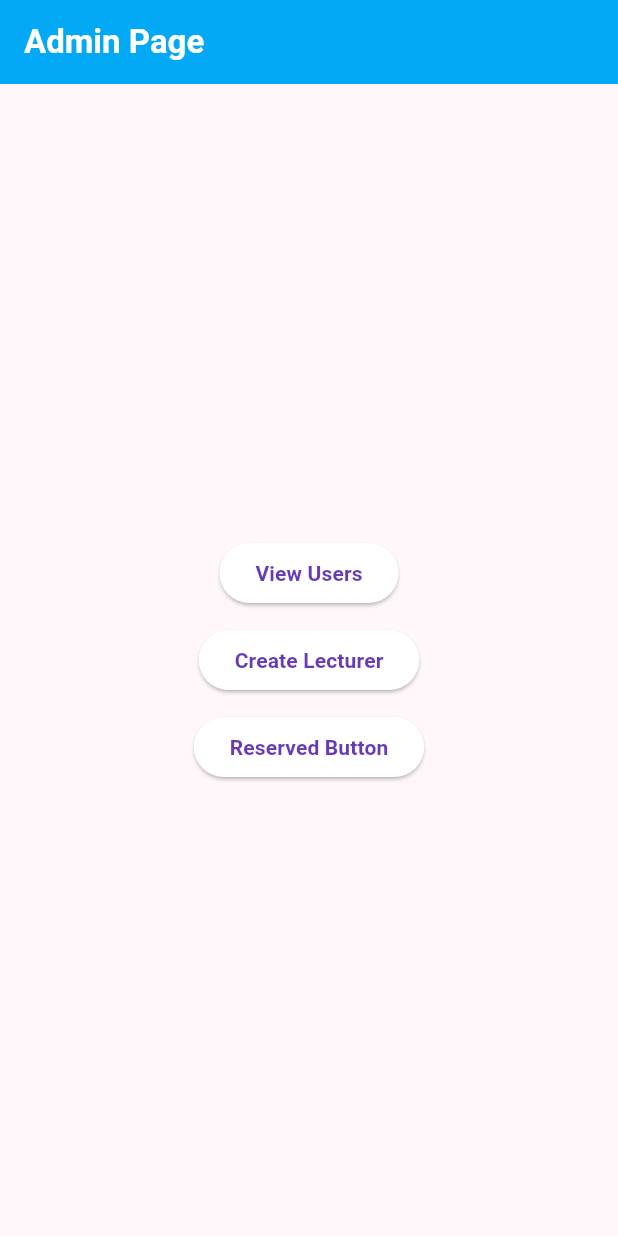
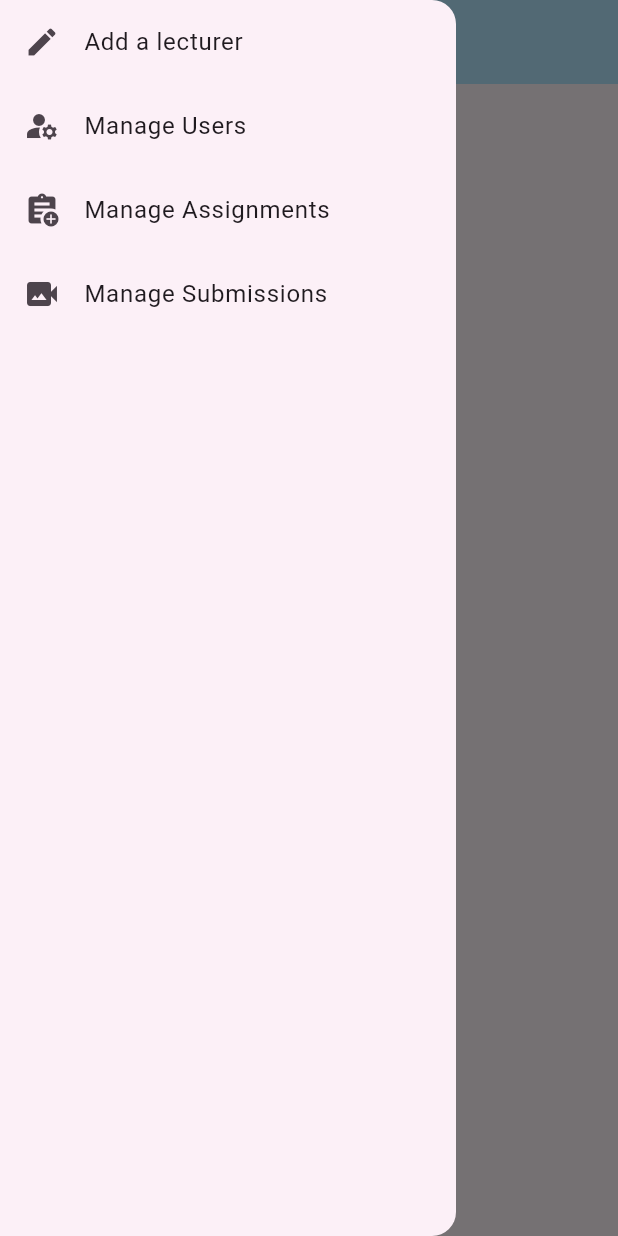
Before and after one commit to Code-Crusaders-NWU/HumanMovementSciences-NWU, a Flutter app: the AdminPage screen opened directly, with the side drawer open (before the commit the screen has no drawer), on a phone screen of 412 x 824 dp. Run offline on Flutter 3.47's test engine with Material 3 defaults, Android fonts, the phone set to English and light mode, and no system bars; our stand-ins replace file_picker, flutter_secure_storage, google_nav_bar, jwt_decoder; accounts and stored records are empty.

Commit message:
Admin Page Navbar

```diff
--- /dev/null
+++ b/front_end/hms_frontend/lib/components/navbar.dart
@@ -0,0 +1,50 @@
+import 'package:flutter/foundation.dart';
+import 'package:flutter/material.dart';
+import 'package:hms_frontend/pages/admins/users.dart';
+import 'package:hms_frontend/pages/lecturers/createLecturersPage.dart';
+import 'package:hms_frontend/pages/lecturers/lecturrersAssignPage.dart';
+import 'package:hms_frontend/pages/submissions.dart';
+
+class Navbar extends StatelessWidget {
+  const Navbar({super.key});
+
+  @override
+  Widget build(BuildContext context) {
+    return Drawer(
+      child: ListView(
+        children: [
+          ListTile(
+            leading: const Icon(Icons.create),
+            title: const Text('Add a lecturer'),
+            onTap: (){
+              Navigator.push(context, MaterialPageRoute(builder: (context) => const CreateLecturersPage()));
+            },
+          ),
+          ListTile(
+            leading: const Icon(Icons.manage_accounts),
+            title: const Text('Manage Users'),
+            onTap: (){
+              Navigator.push(context, MaterialPageRoute(builder: (context) => const UsersPage()));
+            },
+          ),
+           ListTile(
+            leading: const Icon(Icons.assignment_add),
+            title: const Text('Manage Assignments'),
+            onTap: (){
+              Navigator.push(context, MaterialPageRoute(builder: (context) => const AssignmentsPage()));
+            },
+          ),
+          ListTile(
+            leading: const Icon(Icons.video_camera_back),
+            title: const Text('Manage Submissions'),
+            onTap: (){
+              Navigator.push(context, MaterialPageRoute(builder: (context) => const SubmissionsPage()));
+            },
+          ),
+
+
+        ],
+      ),
+    );
+  }
+}
--- a/front_end/hms_frontend/lib/pages/admins/admin.dart
+++ b/front_end/hms_frontend/lib/pages/admins/admin.dart
@@ -2,6 +2,7 @@ import 'package:flutter/material.dart';
 import 'package:hms_frontend/components/myButton.dart';
 import 'package:hms_frontend/components/textBox.dart';
 import 'package:hms_frontend/pages/lecturers/createLecturersPage.dart';
+import 'package:hms_frontend/components/navbar.dart';
 
 class AdminPage extends StatefulWidget {
   const AdminPage({super.key});
@@ -11,9 +12,11 @@ class AdminPage extends StatefulWidget {
 }
 
 class _AdminPageState extends State<AdminPage> {
+
   @override
   Widget build(BuildContext context) {
     return Scaffold(
+      drawer: Navbar(),
       appBar: AppBar(
         title: const Text(
           'Admin Page',
@@ -22,41 +25,11 @@ class _AdminPageState extends State<AdminPage> {
             fontWeight: FontWeight.bold,
           ),
         ),
-        backgroundColor: Colors.lightBlue,
+        backgroundColor: Colors.lightBlue[100]
       ),
-      body: Padding(
-        padding: EdgeInsets.all(16.0),
-        child: Center(
-          child: Column(
-            mainAxisAlignment: MainAxisAlignment.center,
-
-            //List of children in Body of App
-            children: <Widget>[
-
-              MyButton(
-                text: 'View Users',
-                onPressed: (){
-                  print('Delete users pressed....');},
-              ),
-
-              const SizedBox(height: 10),
-
-              MyButton(text: 'Create Lecturer',
-              onPressed: (){
-                Navigator.push(context, MaterialPageRoute(builder: (context) => const CreateLecturersPage()));
-                }),
-
-              const SizedBox(height: 10),
-
-              MyButton(text: 'Reserved Button', onPressed: (){
-                print('Reserved Button pressed');
-              })
-
-
-            ],
-          ),
+      body: const SafeArea(
+        child: Text('Admin Page'),
         ),
-      ),
-    );
+      );
   }
 }
--- a/front_end/hms_frontend/lib/pages/login.dart
+++ b/front_end/hms_frontend/lib/pages/login.dart
@@ -26,8 +26,6 @@ class _LoginScreenState extends State<LoginScreen> {
   final passwordController = TextEditingController();
   String? loginMessage;
   bool isLoading = false;
-
-
 
   //login function
   Future<String> login() async {
--- a/front_end/hms_frontend/pubspec.yaml
+++ b/front_end/hms_frontend/pubspec.yaml
@@ -42,6 +42,7 @@ dependencies:
   file_picker: ^8.1.2
   intl: ^0.17.0
   path_provider: ^2.0.0
+
 
 dev_dependencies:
   flutter_test:
```
